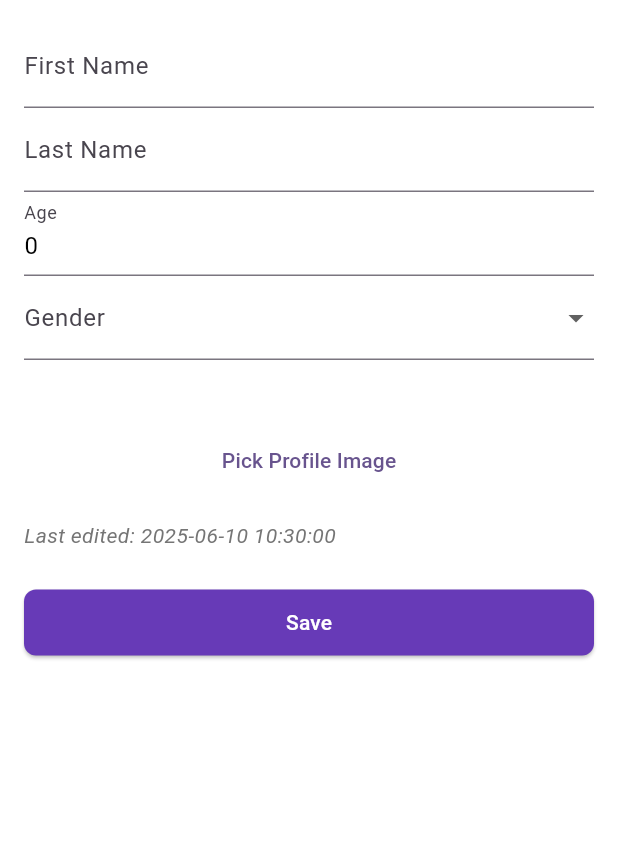
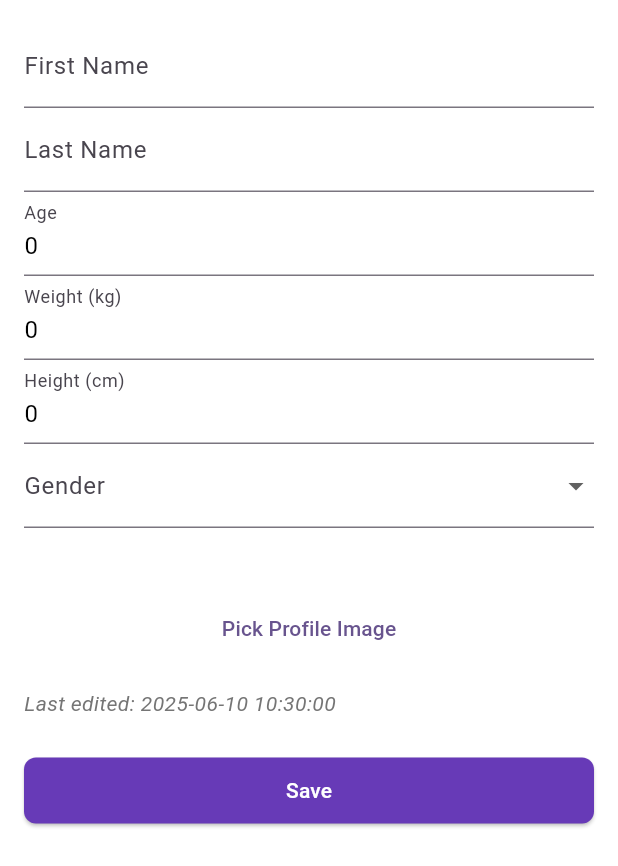
Before and after one commit to enkeleda-bardhi/runBalanced, a Flutter app: the ProfileScreen screen opened directly, on a phone screen of 412 x 824 dp. Shown: the top 866 px of the screen. Run offline on Flutter 3.47's test engine with Material 3 defaults, Android fonts, the phone set to English and light mode, and no system bars; our stand-ins replace cloud_firestore, firebase_auth, firebase_core, image_picker, jwt_decoder; accounts and stored records are empty.

Commit message:
added age and weight to profile screen

```diff
--- a/run_balanced/lib/providers/user_profile_provider.dart
+++ b/run_balanced/lib/providers/user_profile_provider.dart
@@ -6,11 +6,17 @@ class UserProfileProvider with ChangeNotifier {
   String _imagePath = '';
   String _firstName = '';
   String _lastName = '';
+  double _age = 0.0;
+  double _weight = 0.0;
+  double _height = 0.0;
   bool _isLoaded = false;
 
   String get imagePath => _imagePath;
   String get firstName => _firstName;
   String get lastName => _lastName;
+  double get age => _age;
+  double get weight => _weight;
+  double get height => _height;
   bool get isLoaded => _isLoaded;
 
   Future<void> loadUserProfile() async {
@@ -25,6 +31,9 @@ class UserProfileProvider with ChangeNotifier {
         _firstName = data['firstName'] ?? '';
         _lastName = data['lastName'] ?? '';
         _imagePath = data['imageUrl'] ?? '';
+        _age = (data['age'] ?? 0).toDouble();
+        _weight = (data['weight'] ?? 0).toDouble();
+        _height = (data['height'] ?? 0).toDouble();
         _isLoaded = true;
         notifyListeners();
       }
@@ -36,10 +45,16 @@ class UserProfileProvider with ChangeNotifier {
   void updateProfile({
     required String firstName,
     required String lastName,
+    required double age,
+    required double weight,
+    required double height,
     required String imagePath,
   }) {
     _firstName = firstName;
     _lastName = lastName;
+    _age = age;
+    _weight = weight;
+    _height = height;
     _imagePath = imagePath;
     notifyListeners();
   }
--- a/run_balanced/lib/screens/profile_screen.dart
+++ b/run_balanced/lib/screens/profile_screen.dart
@@ -21,6 +21,8 @@ class _ProfileScreenState extends State<ProfileScreen> {
   final firstNameController = TextEditingController();
   final lastNameController = TextEditingController();
   final ageController = TextEditingController();
+  final weightController = TextEditingController();
+  final heightController = TextEditingController();
   String gender = 'Male';
   bool _isLoading = true;
   File? _localImage;
@@ -57,6 +59,8 @@ class _ProfileScreenState extends State<ProfileScreen> {
           lastNameController.text = data['lastName'] ?? '';
           ageController.text = (data['age'] ?? '').toString();
           gender = data['gender'] ?? 'Male';
+          weightController.text = (data['weight'] ?? '').toString();
+          heightController.text = (data['height'] ?? '').toString();
           _imageName = data['imageName'] ?? '';
           _localImagePath = data['imageUrl'] ?? '';
           if (_localImagePath != null && _localImagePath!.isNotEmpty) {
@@ -111,6 +115,8 @@ class _ProfileScreenState extends State<ProfileScreen> {
         'lastName': lastNameController.text.trim(),
         'age': int.parse(ageController.text.trim()),
         'gender': gender,
+        'weight': double.tryParse(weightController.text.trim()) ?? 0.0,
+        'height': double.tryParse(heightController.text.trim()) ?? 0.0,
         'imageUrl': _localImagePath,
         'imageName': _imageName,
         if (isNewUser)
@@ -133,6 +139,9 @@ class _ProfileScreenState extends State<ProfileScreen> {
       userProfileProvider.updateProfile(
         firstName: firstNameController.text.trim(),
         lastName: lastNameController.text.trim(),
+        age: double.parse(ageController.text.trim()),
+        weight: double.tryParse(weightController.text.trim()) ?? 0.0,
+        height: double.tryParse(heightController.text.trim()) ?? 0.0,
         imagePath: _localImagePath ?? '',
       );
 
@@ -190,6 +199,20 @@ class _ProfileScreenState extends State<ProfileScreen> {
                       TextFormField(
                         controller: ageController,
                         decoration: InputDecoration(labelText: 'Age'),
+                        keyboardType: TextInputType.number,
+                        validator:
+                            (value) => value!.isEmpty ? 'Required' : null,
+                      ),
+                      TextFormField(
+                        controller: weightController,
+                        decoration: InputDecoration(labelText: 'Weight (kg)'),
+                        keyboardType: TextInputType.number,
+                        validator:
+                            (value) => value!.isEmpty ? 'Required' : null,
+                      ),
+                      TextFormField(
+                        controller: heightController,
+                        decoration: InputDecoration(labelText: 'Height (cm)'),
                         keyboardType: TextInputType.number,
                         validator:
                             (value) => value!.isEmpty ? 'Required' : null,
```
